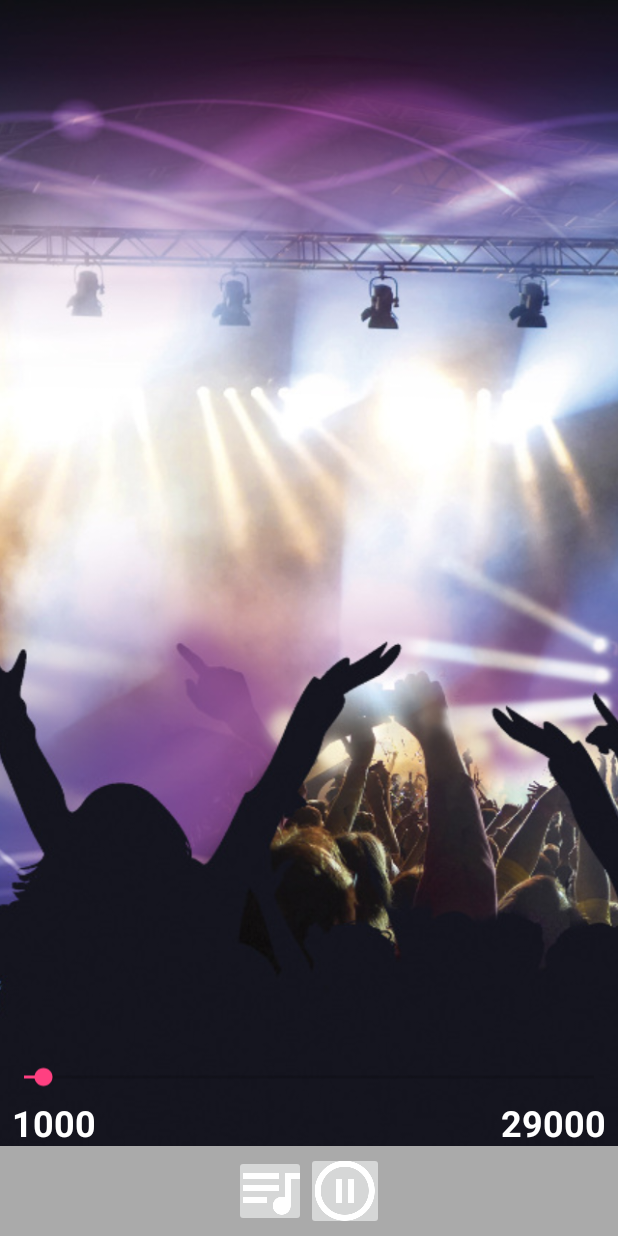
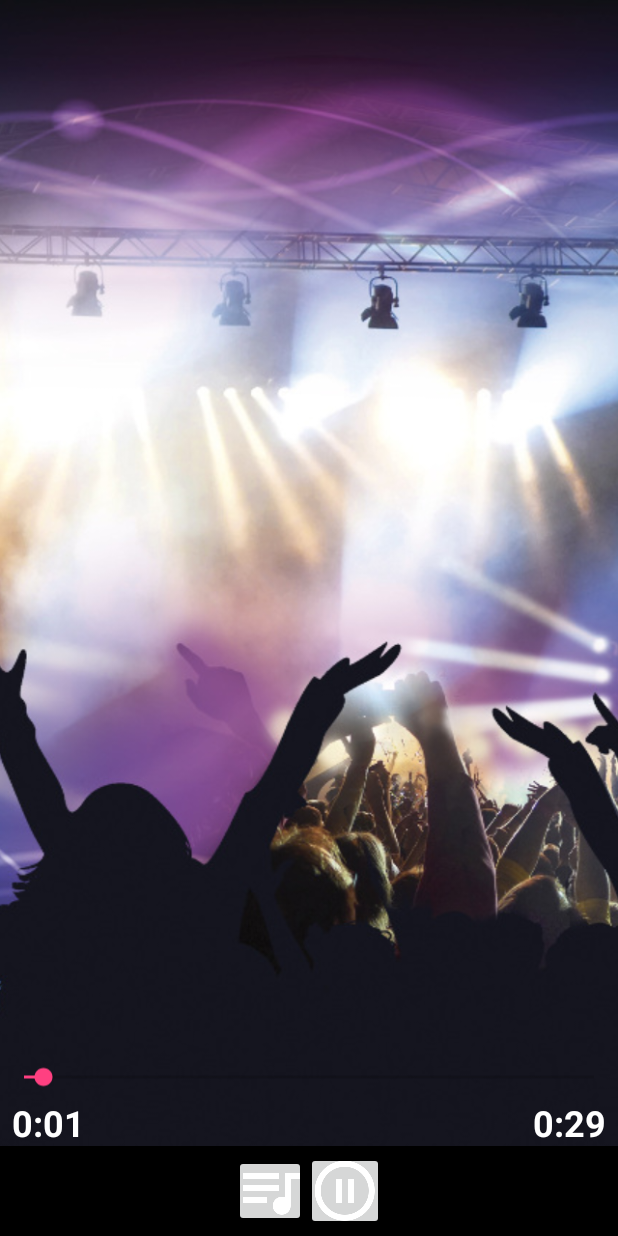
Before and after one commit to csongi77/MusicalStructure, an Android app: the PlayerActivity screen opened directly, with no data from a screen before it, on a phone screen of 412 x 824 dp. Run offline under Robolectric (Android 15) with nearby library versions, the phone set to English and light mode, and no system bars.

Commit message:
player functionality perfect

```diff
--- a/app/src/main/java/com/example/csongor/musicalstructure/PlayerActivity.java
+++ b/app/src/main/java/com/example/csongor/musicalstructure/PlayerActivity.java
@@ -13,8 +13,6 @@ import android.os.Build;
 import android.os.Handler;
 import android.provider.MediaStore;
 import android.support.annotation.RequiresApi;
-import android.support.v4.app.ActivityCompat;
-import android.support.v4.content.ContextCompat;
 import android.support.v7.app.AppCompatActivity;
 import android.os.Bundle;
 import android.util.Log;
@@ -28,15 +26,18 @@ public class PlayerActivity extends AppCompatActivity implements SeekBar.OnSeekB
 
     // Declaring constants
     private static final String EXTRA_ID = "EXTRA_ID";
+    private static final String EXTRA_TITLE="EXTRA_TITLE";
+    private static final String BUNDLE_CURRENT_POSITION = "BUNDLE_CURRENT_POSITION";
+    private static final String BUNDLE_IS_PLAYING = "BUNDLE_IS_PLAYING";
     private static final String LOG_TAG = PlayerActivity.class.getSimpleName();
-
+    private final Object mLock = new Object();
     // Declaring variables
     private SeekBar mSeekBar;
     private TextView mTimeRemaining, mTimeElapsed;
     private ImageButton mPlayPauseBtn, mBackToPlaylistBtn;
     private MediaPlayer mMediaPlayer;
     private AudioManager mAudioManager;
-    private boolean isPaused;
+    private boolean isPlaying;
     private Handler mHandler;
     private AudioAttributes mAudioAttributes;
     private AudioFocusRequest mFocusRequest;
@@ -62,12 +63,13 @@ public class PlayerActivity extends AppCompatActivity implements SeekBar.OnSeekB
         // Recieving TrackId
         Intent intent = getIntent();
         mId = intent.getLongExtra(EXTRA_ID, -1L);
+        String mTitle = intent.getStringExtra(EXTRA_TITLE);
 
         // Converting Uri from TrackId
         mContentUri = ContentUris.withAppendedId(
                 MediaStore.Audio.Media.EXTERNAL_CONTENT_URI, mId);
 
-        // Set up AudioManager & MediaPlayer
+        // Set up AudioManager, AudioManager Attributes, FocusRequest & MediaPlayer
         mAudioManager = (AudioManager) getSystemService(Context.AUDIO_SERVICE);
         mAudioAttributes = new AudioAttributes.Builder()
                 .setContentType(AudioAttributes.CONTENT_TYPE_MUSIC)
@@ -79,12 +81,17 @@ public class PlayerActivity extends AppCompatActivity implements SeekBar.OnSeekB
                 .setAudioAttributes(mAudioAttributes)
                 .setWillPauseWhenDucked(true)
                 .build();
+        if (mMediaPlayer == null) {
             mMediaPlayer = new MediaPlayer();
+        }
+        mMediaPlayer.reset();
         mMediaPlayer.setAudioAttributes(mAudioAttributes);
 
         try {
             mMediaPlayer.setDataSource(this, mContentUri);
+            mMediaPlayer.setLooping(false);
             mMediaPlayer.prepare();
+
             // Set up SeekBar Max value in order to display mTimeElapsed & mTimeRemaining values
             mDuration = mMediaPlayer.getDuration();
             mSeekBar.setMax(mDuration);
@@ -96,25 +103,115 @@ public class PlayerActivity extends AppCompatActivity implements SeekBar.OnSeekB
         if (result == AudioManager.AUDIOFOCUS_REQUEST_GRANTED) {
             Log.d(LOG_TAG, "MediaPlayer request granted");
             mMediaPlayer.setOnCompletionListener(this);
+            // Start playing and set
             mMediaPlayer.start();
+            isPlaying = true;
             // Set up mSeekBar Handler & Update mSeekBar in a different Thread
             mHandler = new Handler();
 
             PlayerActivity.this.runOnUiThread(new Runnable() {
                 @Override
                 public void run() {
-                    if (mMediaPlayer != null ) {
+                    Log.d(LOG_TAG, "run");
+                    if (mMediaPlayer != null) {
+                        if (mMediaPlayer.isPlaying()) {
                             mCurrentPosition = mMediaPlayer.getCurrentPosition();
-                        mTimeElapsed.setText(String.valueOf(mCurrentPosition ));
-                        mTimeRemaining.setText(String.valueOf(mDuration - mCurrentPosition ));
+                            Log.d(LOG_TAG, "run-->mMediaPlayer.isPlaying==true");
                             mSeekBar.setProgress(mCurrentPosition);
+                        }
                         mHandler.postDelayed(this, 1000);
                     }
                 }
+            });
+        }
 
+
+        // Assigning listeners for buttons
+        mPlayPauseBtn.setOnClickListener(v -> {
+            if (!mMediaPlayer.isPlaying()) {
+                mMediaPlayer.start();
+                isPlaying=true;
+            } else {
+                mMediaPlayer.pause();
+                isPlaying=false;
+            }
         });
+    }
 
+    @Override
+    protected void onStart() {
+        super.onStart();
+        Log.d(LOG_TAG, "OnStart called");
     }
+
+    /**
+     * When Activity becomes invisible, stop mMediaPlayer
+     * and clear up AudioManager
+     */
+    @RequiresApi(api = Build.VERSION_CODES.O)
+    @Override
+    protected void onStop() {
+        super.onStop();
+        Log.d(LOG_TAG, "onStop called");
+        synchronized (mLock) {
+            mMediaPlayer.stop();
+            Log.d(LOG_TAG, "mMediaPlayer.stop called");
+            mMediaPlayer.reset();
+            mMediaPlayer.release();
+            mMediaPlayer = null;
+            Log.d(LOG_TAG, "mMediaPlayer.release called");
+            mAudioManager.abandonAudioFocusRequest(mFocusRequest);
+            Log.d(LOG_TAG, "abadonAudioFocusRequest called");
+        }
+    }
+
+    @Override
+    protected void onSaveInstanceState(Bundle outState) {
+        // Pause if music is being played & put into Bundle the state
+        if (mMediaPlayer.isPlaying()) {
+            outState.putBoolean(BUNDLE_IS_PLAYING, true);
+        } else {
+            outState.putBoolean(BUNDLE_IS_PLAYING, false);
+        }
+        mMediaPlayer.pause();
+        // update & save current position
+        mCurrentPosition = mMediaPlayer.getCurrentPosition();
+        outState.putInt(BUNDLE_CURRENT_POSITION, mCurrentPosition);
+        super.onSaveInstanceState(outState);
+    }
+
+    /**
+     * This method is called after {@link #onStart} when the activity is
+     * being re-initialized from a previously saved state, given here in
+     * <var>savedInstanceState</var>.  Most implementations will simply use {@link #onCreate}
+     * to restore their state, but it is sometimes convenient to do it here
+     * after all of the initialization has been done or to allow subclasses to
+     * decide whether to use your default implementation.  The default
+     * implementation of this method performs a restore of any view state that
+     * had previously been frozen by {@link #onSaveInstanceState}.
+     * <p>
+     * <p>This method is called between {@link #onStart} and
+     * {@link #onPostCreate}.
+     *
+     * @param savedInstanceState the data most recently supplied in {@link #onSaveInstanceState}.
+     * @see #onCreate
+     * @see #onPostCreate
+     * @see #onResume
+     * @see #onSaveInstanceState
+     */
+    @Override
+    protected void onRestoreInstanceState(Bundle savedInstanceState) {
+        /**
+         * retrieve mPlayer status.
+         * If playing==true, then continue playing else make sure it's paused
+         */
+        mCurrentPosition = savedInstanceState.getInt(BUNDLE_CURRENT_POSITION);
+        isPlaying = savedInstanceState.getBoolean(BUNDLE_IS_PLAYING);
+        mMediaPlayer.seekTo(mCurrentPosition);
+        mSeekBar.setProgress(mCurrentPosition);
+        mMediaPlayer.pause();
+        if (isPlaying) mMediaPlayer.start();
+
 
     }
 
@@ -124,11 +221,11 @@ public class PlayerActivity extends AppCompatActivity implements SeekBar.OnSeekB
     @Override
     public void onProgressChanged(SeekBar seekBar, int progress, boolean fromUser) {
         // mCurrentPosition=progress;
-        mTimeElapsed.setText(String.valueOf(mCurrentPosition));
-        mTimeRemaining.setText(String.valueOf(mDuration - mCurrentPosition));
+        mTimeElapsed.setText(millisToMinutes(progress));
+        mTimeRemaining.setText(millisToMinutes(mDuration -progress));
         if (fromUser) {
-                isPaused = true;
             mMediaPlayer.pause();
+            Log.d(LOG_TAG, "paused");
         }
     }
 
@@ -140,10 +237,14 @@ public class PlayerActivity extends AppCompatActivity implements SeekBar.OnSeekB
     @Override
     public void onStopTrackingTouch(SeekBar seekBar) {
         int progress = seekBar.getProgress();
-        Log.d(LOG_TAG, "duration=" + mDuration);
-        Log.d(LOG_TAG, "paused");
         mMediaPlayer.seekTo(progress);
+        /**
+         * If mPlayer Seek completed, check that was it playing music:
+         * if it was paused state, don't start playing.
+         */
+        if (isPlaying)
             mMediaPlayer.start();
+        Log.d(LOG_TAG, "playing");
     }
     // SeeBar Callback methods end
 
@@ -154,7 +255,7 @@ public class PlayerActivity extends AppCompatActivity implements SeekBar.OnSeekB
     public void onAudioFocusChange(int focusChange) {
         switch (focusChange) {
             case AudioManager.AUDIOFOCUS_REQUEST_GRANTED:
-                Log.e("OnAudioFocusChange", "REQUEST GRANTED");
+                Log.d("OnAudioFocusChange", "REQUEST GRANTED");
                 mMediaPlayer.start();
                 return;
             case AudioManager.AUDIOFOCUS_LOSS_TRANSIENT:
@@ -167,23 +268,31 @@ public class PlayerActivity extends AppCompatActivity implements SeekBar.OnSeekB
                 return;
             case AudioManager.AUDIOFOCUS_LOSS:
                 Log.d(LOG_TAG, "AudioFocus loss");
-                mMediaPlayer.stop();
-                mMediaPlayer.release();
-                mAudioManager.abandonAudioFocusRequest(mFocusRequest);
-                onBackPressed();
-                return;
+                mMediaPlayer.pause();
         }
     }
 
-    // MediaPlayer Callback
+    // MediaPlayer Callback when finished
     @RequiresApi(api = Build.VERSION_CODES.O)
     @Override
     public void onCompletion(MediaPlayer mp) {
         Log.d(LOG_TAG, "MediaPlayer onCompletion");
-        mMediaPlayer = mp;
-        mp.stop();
-        mp.release();
-        mAudioManager.abandonAudioFocusRequest(mFocusRequest);
-        onBackPressed();
+
+    }
+
+    /**
+     * Converting time from millis to mm:ss format
+     *
+     * @param millis time unit in milliseconds
+     * @return String time in mm:ss format
+     */
+
+    private String millisToMinutes(int millis) {
+        StringBuilder toReturn = new StringBuilder()
+                .append(millis / (1000 * 60))
+                .append(":");
+        if (millis % 60000 / 1000 < 10) toReturn.append(0);
+        toReturn.append(millis % 60000 / 1000);
+        return toReturn.toString();
     }
 }
--- a/app/src/main/java/com/example/csongor/musicalstructure/musichelpers/Mp3MusicTrack.java
+++ b/app/src/main/java/com/example/csongor/musicalstructure/musichelpers/Mp3MusicTrack.java
@@ -15,6 +15,7 @@ public class Mp3MusicTrack extends AbstractTrackWrapper implements Playable {
 
     private long mId;
     private static final String EXTRA_ID="EXTRA_ID";
+    private static final String EXTRA_TITLE="EXTRA_TITLE";
 
     /**
      * @param track the wrapped Track which will have extended behaviours and/or properties
@@ -38,6 +39,7 @@ public class Mp3MusicTrack extends AbstractTrackWrapper implements Playable {
 
     Intent intent = new Intent(context, PlayerActivity.class);
     intent.putExtra(EXTRA_ID, mId);
+    intent.putExtra(EXTRA_TITLE,this.getTitle());
     context.startActivity(intent);
 
 
--- a/app/src/main/res/layout/activity_play_list.xml
+++ b/app/src/main/res/layout/activity_play_list.xml
@@ -26,6 +26,7 @@
             android:scaleX=".3"
             android:scaleY=".3"
             android:src="@drawable/anarchy"
+            android:visibility="visible"
             />
         <ListView
             android:drawSelectorOnTop="true"
--- a/app/src/main/res/layout/activity_player.xml
+++ b/app/src/main/res/layout/activity_player.xml
@@ -10,13 +10,22 @@
         android:layout_height="match_parent"
         android:src="@drawable/lights_party_dancing_music"
         android:scaleType="centerCrop"/>
+    <TextView
+        android:layout_width="match_parent"
+        android:layout_height="wrap_content"
+        android:id="@+id/txt_player_title"
+        android:textStyle="bold"
+        android:gravity="center"
+        android:textSize="26sp"
+        android:textColor="@color/white"
+        tools:text="@string/txt_player_title"/>
 
 <LinearLayout
     android:id="@+id/button_panel"
     android:layout_width="match_parent"
     android:layout_height="60dp"
     android:layout_alignParentBottom="true"
-    android:background="@color/dark_grey"
+    android:background="@color/black"
     android:orientation="horizontal"
     android:gravity="center"
     android:padding="6dp">
--- a/app/src/main/res/values/strings.xml
+++ b/app/src/main/res/values/strings.xml
@@ -42,7 +42,12 @@
 
     <!-- Error Button -->
     <string name="btn_error_right">Got it</string>
+
     <string name="mp3_title_unknown">Unknown</string>
     <string name="menu_playlist">Playlist</string>
+
+    <!-- Player Activity string resources -->
     <string name="txt_player_time">99:99</string>
+    <string name="txt_player_title">Song Title Goes Here</string>
+
 </resources>
```
Lines whose indentation alone changed are shown as unchanged.
